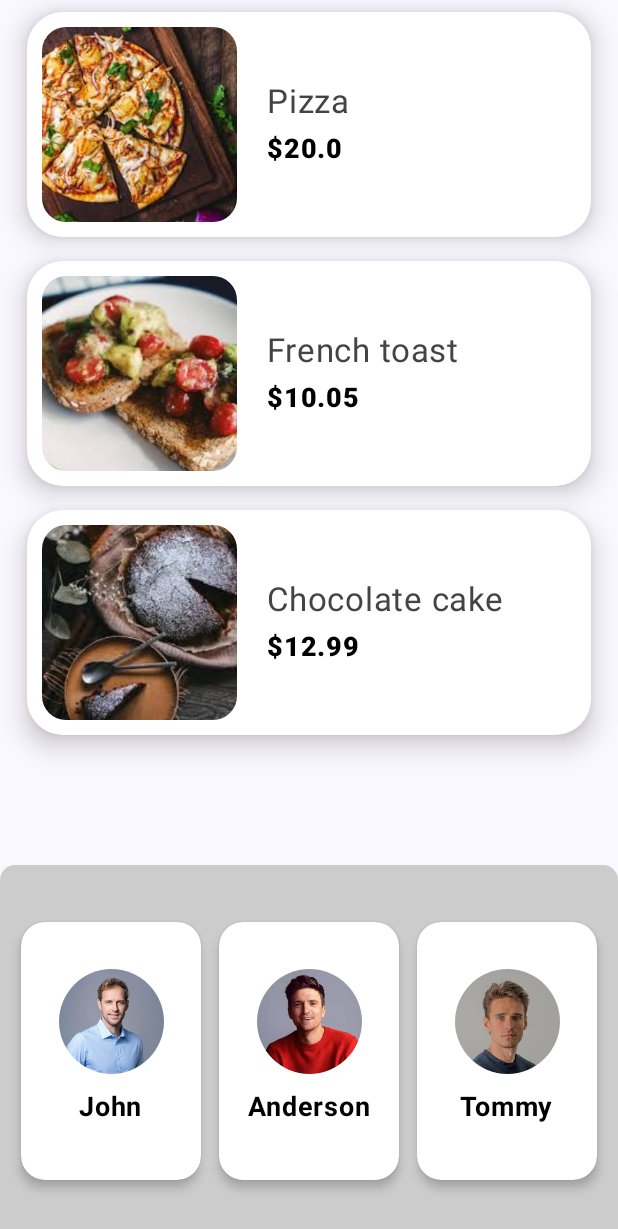
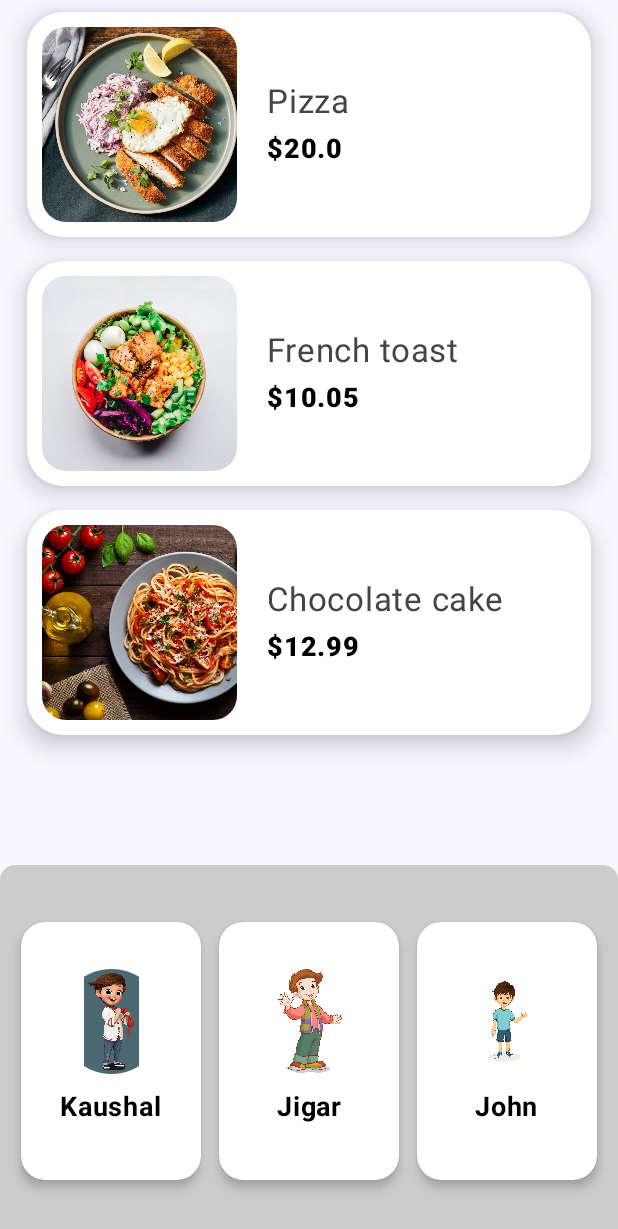
Before and after one commit to KaushalVasava/JetPackCompose_Basic, an Android app built with Jetpack Compose: the screen it shows after launch (MainActivity), on a phone screen of 412 x 824 dp. Shown: the top 1229 px of the screen. Run offline under Robolectric (Android 15) with nearby library versions, the phone set to English and light mode, and no system bars.

Commit message:
Update images and person card

```diff
--- a/app/src/main/java/com/lahsuak/apps/jetpackcomposebasic/FoodItem.kt
+++ b/app/src/main/java/com/lahsuak/apps/jetpackcomposebasic/FoodItem.kt
@@ -10,9 +10,9 @@ data class FoodItem(
 )
 
 val foodList = listOf(
-    FoodItem(1, "Pizza", 20.0, R.drawable.food_pizza),
-    FoodItem(2, "French toast", 10.05, R.drawable.food_toast),
-    FoodItem(3, "Chocolate cake", 12.99, R.drawable.food_cake),
+    FoodItem(1, "Pizza", 20.0, R.drawable.food1),
+    FoodItem(2, "French toast", 10.05, R.drawable.foo2),
+    FoodItem(3, "Chocolate cake", 12.99, R.drawable.food3),
 )
 
 data class Person(
@@ -22,7 +22,7 @@ data class Person(
 )
 
 val persons = listOf(
-    Person(1, "John", R.drawable.user_one),
-    Person(2, "Anderson", R.drawable.user_two),
-    Person(3, "Tommy", R.drawable.user_three),
+    Person(1, "Kaushal", R.drawable.person1),
+    Person(2, "Jigar", R.drawable.person2),
+    Person(3, "John", R.drawable.person3),
 )
--- a/app/src/main/java/com/lahsuak/apps/jetpackcomposebasic/HomeScreen.kt
+++ b/app/src/main/java/com/lahsuak/apps/jetpackcomposebasic/HomeScreen.kt
@@ -98,7 +98,7 @@ fun PersonCard(person: Person) {
                 modifier = Modifier
                     .size(70.dp)
                     .clip(CircleShape),
-                contentScale = ContentScale.Crop
+                contentScale = ContentScale.Fit
             )
 
             Spacer(modifier = Modifier.height(10.dp))
```
Also changed, not shown: app/src/main/res/drawable/foo2.jpg (added), app/src/main/res/drawable/food1.jpg (added), app/src/main/res/drawable/food3.jpg (added), app/src/main/res/drawable/food_cake.jpeg (deleted), app/src/main/res/drawable/food_pizza.jpeg (deleted), app/src/main/res/drawable/food_toast.jpeg (deleted), app/src/main/res/drawable/person1.jpg (added), app/src/main/res/drawable/person2.png (added), app/src/main/res/drawable/person3.jpg (added), app/src/main/res/drawable/user_one.jpeg (deleted), app/src/main/res/drawable/user_three.jpeg (deleted), app/src/main/res/drawable/user_two.jpeg (deleted).
